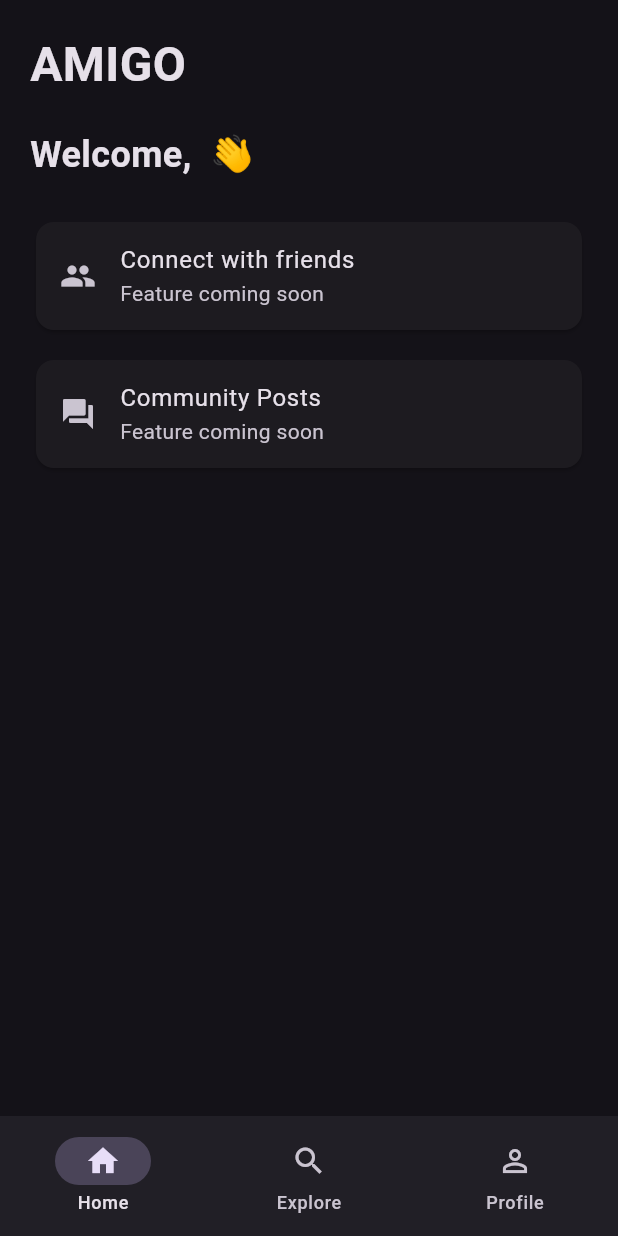
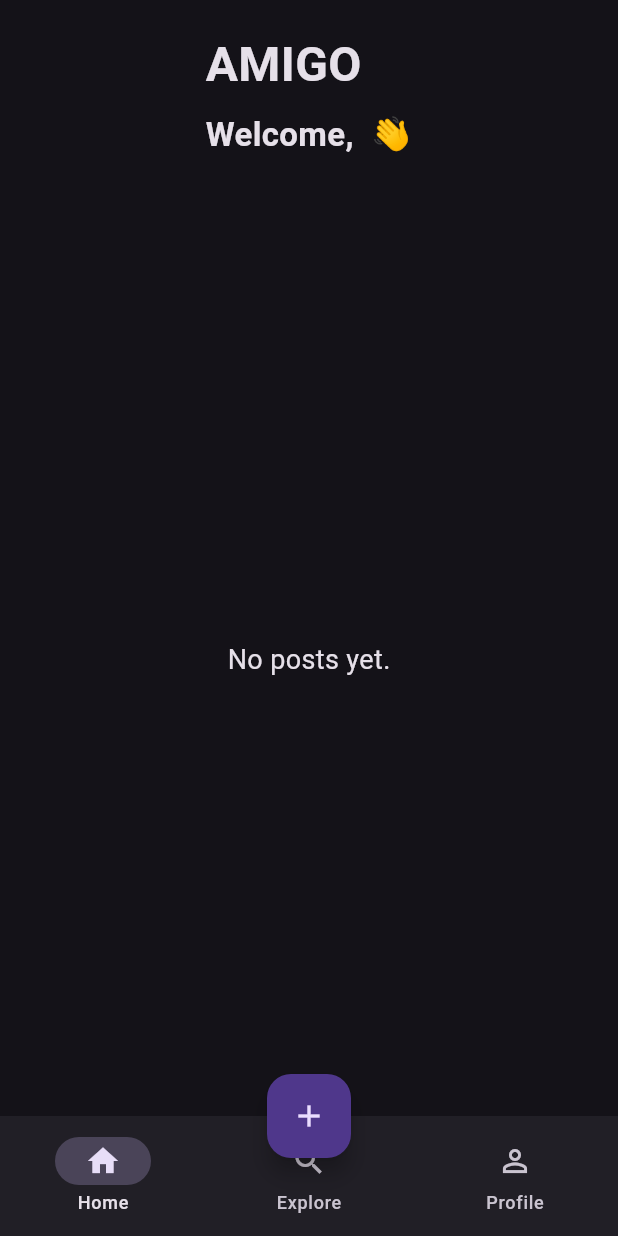
Before and after one commit to Subash-G-S/Amigo, a Flutter app: the BottomNav screen opened directly with empty values, on a phone screen of 412 x 824 dp. Run offline on Flutter 3.47's test engine with Material 3 defaults, Android fonts, the phone set to English and light mode, and no system bars; our stand-ins replace shared_preferences; accounts and stored records are empty; network calls fail.

Commit message:
post card done

```diff
--- a/lib/models/post_model.dart
+++ b/lib/models/post_model.dart
@@ -1,11 +1,22 @@
 class PostModel {
   final String id;
+  final String author;
   final String content;
-  final String author;
+  final String createdAt;
 
   PostModel({
     required this.id,
+    required this.author,
     required this.content,
-    required this.author,
+    required this.createdAt,
   });
+
+  factory PostModel.fromJson(Map<String, dynamic> json) {
+    return PostModel(
+      id: json["id"],
+      author: json["author"],
+      content: json["content"],
+      createdAt: json["created_at"],
+    );
+  }
 }
--- a/lib/screens/home/home_screen.dart
+++ b/lib/screens/home/home_screen.dart
@@ -1,6 +1,10 @@
 import 'package:flutter/material.dart';
 
-class HomeScreen extends StatelessWidget {
+import '../../models/post_model.dart';
+import '../../services/post_service.dart';
+import '../../widgets/post_card.dart';
+
+class HomeScreen extends StatefulWidget {
   final String username;
 
   const HomeScreen({
@@ -9,10 +13,52 @@
   });
 
   @override
+  State<HomeScreen> createState() => _HomeScreenState();
+}
+
+class _HomeScreenState extends State<HomeScreen> {
+  final PostService _postService = PostService();
+
+  List<PostModel> posts = [];
+  bool isLoading = true;
+
+  @override
+  void initState() {
+    super.initState();
+    loadFeed();
+  }
+
+  Future<void> loadFeed() async {
+    try {
+      final data = await _postService.getFeed();
+
+      if (!mounted) return;
+
+      setState(() {
+        posts = data;
+        isLoading = false;
+      });
+    } catch (e) {
+      print(e);
+
+      if (!mounted) return;
+
+      setState(() {
+        isLoading = false;
+      });
+    }
+  }
+
+  @override
   Widget build(BuildContext context) {
-    return SafeArea(
-      child: Padding(
-        padding: const EdgeInsets.all(20),
+    return Scaffold(
+      body: SafeArea(
+        child: RefreshIndicator(
+          onRefresh: loadFeed,
+          child: Column(
+            children: [
+              Padding(
+                padding: const EdgeInsets.fromLTRB(20, 20, 20, 10),
                 child: Column(
                   crossAxisAlignment: CrossAxisAlignment.start,
                   children: [
@@ -24,38 +70,48 @@
                       ),
                     ),
 
-            const SizedBox(height: 20),
+                    const SizedBox(height: 8),
 
                     Text(
-              "Welcome, $username 👋",
+                      "Welcome, ${widget.username} 👋",
                       style: const TextStyle(
-                fontSize: 24,
+                        fontSize: 22,
                         fontWeight: FontWeight.w600,
                       ),
                     ),
 
-            const SizedBox(height: 24),
-
-            Card(
-              child: ListTile(
-                leading: Icon(Icons.people),
-                title: Text("Connect with friends"),
-                subtitle: Text("Feature coming soon"),
+                    const SizedBox(height: 20),
+                  ],
                 ),
               ),
 
-            SizedBox(height: 12),
+              Expanded(
+                child: isLoading
+                    ? const Center(
+                        child: CircularProgressIndicator(),
+                      )
+                    : posts.isEmpty
+                        ? const Center(
+                            child: Text(
+                              "No posts yet.",
+                              style: TextStyle(fontSize: 18),
+                            ),
+                          )
+                        : ListView.builder(
+                            itemCount: posts.length,
+                            itemBuilder: (context, index) {
+                              final post = posts[index];
 
-            Card(
-              child: ListTile(
-                leading: Icon(Icons.forum),
-                title: Text("Community Posts"),
-                subtitle: Text("Feature coming soon"),
+                              return PostCard(
+                                post: post,
+                              );
+                            },
                           ),
               ),
             ],
           ),
         ),
+      ),
     );
   }
 }
--- a/lib/services/auth_service.dart
+++ b/lib/services/auth_service.dart
@@ -5,7 +5,7 @@
 
 class AuthService {
   static const String baseUrl =
-      "https://b2bd-106-192-71-20.ngrok-free.app";
+      "https://86f7-106-192-67-242.ngrok-free.app";
 
   Future<Map<String, dynamic>> login({
     required String email,
--- a/lib/widgets/bottom_nav.dart
+++ b/lib/widgets/bottom_nav.dart
@@ -1,5 +1,6 @@
 import 'package:flutter/material.dart';
 
+import '../screens/create/create_post_screen.dart';
 import '../screens/home/home_screen.dart';
 import '../screens/explore/explore_screen.dart';
 import '../screens/profile/profile_screen.dart';
@@ -21,19 +22,20 @@
 class _BottomNavState extends State<BottomNav> {
   int currentIndex = 0;
 
-  late final List<Widget> pages;
+  late HomeScreen homeScreen;
+  late List<Widget> pages;
 
   @override
   void initState() {
     super.initState();
 
+    homeScreen = HomeScreen(
+      username: widget.username,
+    );
+
     pages = [
-      HomeScreen(
-        username: widget.username,
-      ),
-
+      homeScreen,
       const ExploreScreen(),
-
       ProfileScreen(
         username: widget.username,
         email: widget.email,
@@ -41,10 +43,38 @@
     ];
   }
 
+  Future<void> openCreatePost() async {
+    final result = await Navigator.push(
+      context,
+      MaterialPageRoute(
+        builder: (_) => const CreatePostScreen(),
+      ),
+    );
+
+    if (result == true) {
+      setState(() {
+        homeScreen = HomeScreen(
+          username: widget.username,
+        );
+
+        pages[0] = homeScreen;
+      });
+    }
+  }
+
   @override
   Widget build(BuildContext context) {
     return Scaffold(
       body: pages[currentIndex],
+
+      floatingActionButton: FloatingActionButton(
+        onPressed: openCreatePost,
+        child: const Icon(Icons.add),
+      ),
+
+      floatingActionButtonLocation:
+          FloatingActionButtonLocation.centerDocked,
+
       bottomNavigationBar: NavigationBar(
         selectedIndex: currentIndex,
         onDestinationSelected: (index) {
```
Also changed, not shown: lib/screens/create/create_post_screen.dart (+94 -28 lines), lib/services/post_service.dart (added, +40 -0 lines), lib/widgets/post_card.dart (added, +119 -0 lines). Lines whose indentation alone changed are shown as unchanged.
